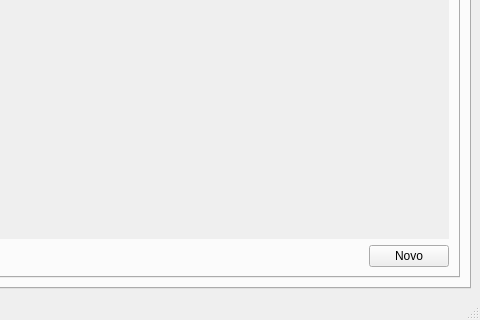
LAD-MathQuest/MathRunner, file mathrunner/ui/form_main_window.ui: the form before one commit; both pictures show x 238 to 718 and y 276 to 596 of the 718 by 596 pixel window.
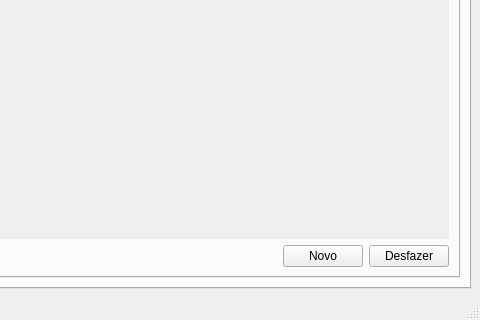
The form after the commit. The open tabs and pages were chosen to show the change. Icons and pictures are not drawn. Custom widgets are drawn as their Qt base class.

Commit message: Previa da implementação da fila de undo

Diff of the .ui file:
```diff
--- a/mathrunner/ui/form_main_window.ui
+++ b/mathrunner/ui/form_main_window.ui
@@ -1446,6 +1446,13 @@
                 </property>
                </widget>
               </item>
+              <item>
+               <widget class="QPushButton" name="pushButton_UndoObstacle">
+                <property name="text">
+                 <string>Desfazer</string>
+                </property>
+               </widget>
+              </item>
              </layout>
             </item>
            </layout>
```
The commit also changes 19 other files.
